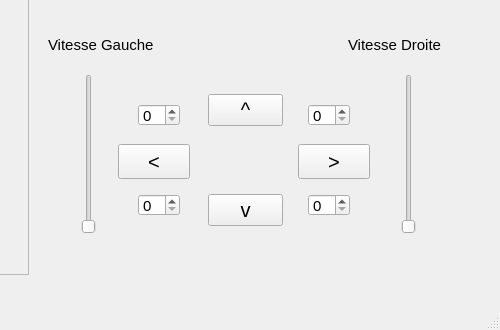
Old version of the form myrobot.ui in the repository l-chapus/WifiBot; both pictures show x 472 to 972 and y 256 to 586 of the 972 by 586 pixel window.
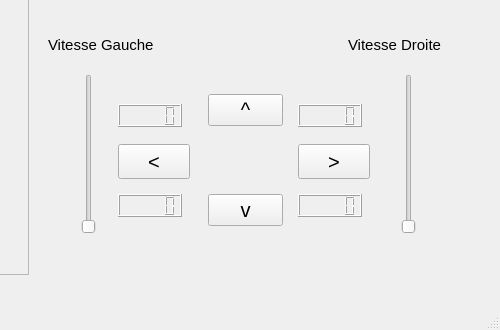
New version of the form.

Commit message: modification de myrobot.cpp et myrobot.h pour affichage du crc sans résussite

Patch:
```diff
--- a/myrobot.ui
+++ b/myrobot.ui
@@ -14,21 +14,6 @@
    <string>MyRobot</string>
   </property>
   <widget class="QWidget" name="centralwidget">
-   <widget class="QSpinBox" name="spinBoxDB">
-    <property name="geometry">
-     <rect>
-      <x>780</x>
-      <y>450</y>
-      <width>42</width>
-      <height>22</height>
-     </rect>
-    </property>
-    <property name="font">
-     <font>
-      <pointsize>11</pointsize>
-     </font>
-    </property>
-   </widget>
    <widget class="QLCDNumber" name="crcNum">
     <property name="geometry">
      <rect>
@@ -78,21 +63,6 @@
      <string>Disconnect</string>
     </property>
    </widget>
-   <widget class="QSpinBox" name="spinBoxGB">
-    <property name="geometry">
-     <rect>
-      <x>610</x>
-      <y>450</y>
-      <width>42</width>
-      <height>22</height>
-     </rect>
-    </property>
-    <property name="font">
-     <font>
-      <pointsize>11</pointsize>
-     </font>
-    </property>
-   </widget>
    <widget class="QLabel" name="odometrie">
     <property name="geometry">
      <rect>
@@ -111,21 +81,6 @@
      <string>Odométrie</string>
     </property>
    </widget>
-   <widget class="QSpinBox" name="spinBoxGH">
-    <property name="geometry">
-     <rect>
-      <x>610</x>
-      <y>360</y>
-      <width>42</width>
-      <height>22</height>
-     </rect>
-    </property>
-    <property name="font">
-     <font>
-      <pointsize>11</pointsize>
-     </font>
-    </property>
-   </widget>
    <widget class="QLabel" name="vitesseD">
     <property name="geometry">
      <rect>
@@ -234,21 +189,6 @@
      <string>^</string>
     </property>
    </widget>
-   <widget class="QSpinBox" name="spinBoxDH">
-    <property name="geometry">
-     <rect>
-      <x>780</x>
-      <y>360</y>
-      <width>42</width>
-      <height>22</height>
-     </rect>
-    </property>
-    <property name="font">
-     <font>
-      <pointsize>11</pointsize>
-     </font>
-    </property>
-   </widget>
    <widget class="QPushButton" name="gauche">
     <property name="geometry">
      <rect>
@@ -354,6 +294,46 @@
      </rect>
     </property>
    </widget>
+   <widget class="QLCDNumber" name="lcdArG">
+    <property name="geometry">
+     <rect>
+      <x>590</x>
+      <y>450</y>
+      <width>64</width>
+      <height>23</height>
+     </rect>
+    </property>
+   </widget>
+   <widget class="QLCDNumber" name="lcdArD">
+    <property name="geometry">
+     <rect>
+      <x>770</x>
+      <y>450</y>
+      <width>64</width>
+      <height>23</height>
+     </rect>
+    </property>
+   </widget>
+   <widget class="QLCDNumber" name="lcdAvD">
+    <property name="geometry">
+     <rect>
+      <x>770</x>
+      <y>360</y>
+      <width>64</width>
+      <height>23</height>
+     </rect>
+    </property>
+   </widget>
+   <widget class="QLCDNumber" name="lcdAvG">
+    <property name="geometry">
+     <rect>
+      <x>590</x>
+      <y>360</y>
+      <width>64</width>
+      <height>23</height>
+     </rect>
+    </property>
+   </widget>
   </widget>
   <widget class="QMenuBar" name="menubar">
    <property name="geometry">
```
The commit also changes 4 other files.
